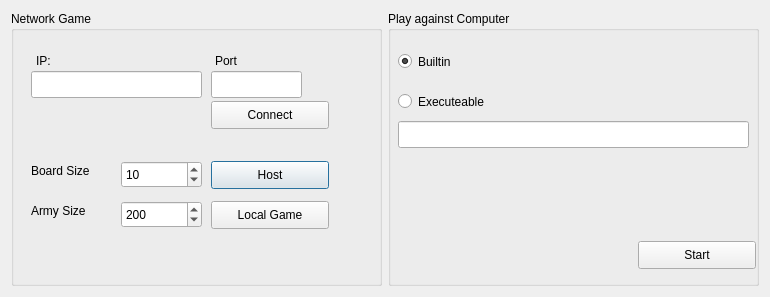
Qt form Cpp.BoardGame/gui/src/ui/NewGameDialog.ui (okard/depot) before a commit.
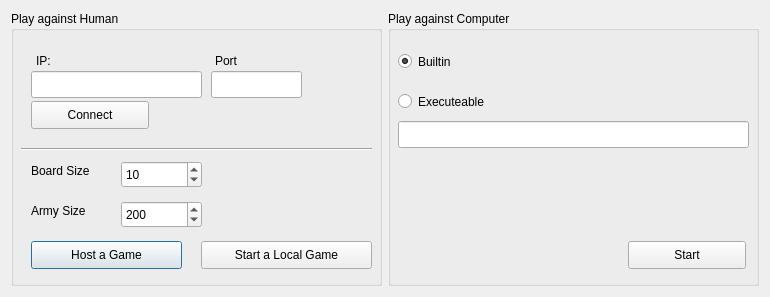
The same form after that commit.

What changed in the file:
```diff
--- a/Cpp.BoardGame/gui/src/ui/NewGameDialog.ui
+++ b/Cpp.BoardGame/gui/src/ui/NewGameDialog.ui
@@ -20,7 +20,7 @@
    <item>
     <widget class="QGroupBox" name="groupBox">
      <property name="title">
-      <string>Network Game</string>
+      <string>Play against Human</string>
      </property>
      <property name="flat">
       <bool>false</bool>
@@ -31,20 +31,20 @@
      <widget class="QPushButton" name="btnHost">
       <property name="geometry">
        <rect>
-        <x>200</x>
-        <y>150</y>
-        <width>118</width>
+        <x>20</x>
+        <y>230</y>
+        <width>151</width>
         <height>28</height>
        </rect>
       </property>
       <property name="text">
-       <string>Host</string>
+       <string>Host a Game</string>
       </property>
      </widget>
      <widget class="QPushButton" name="btnConnect">
       <property name="geometry">
        <rect>
-        <x>200</x>
+        <x>20</x>
         <y>90</y>
         <width>118</width>
         <height>28</height>
@@ -167,14 +167,27 @@
      <widget class="QPushButton" name="btnLocalGame">
       <property name="geometry">
        <rect>
-        <x>200</x>
-        <y>190</y>
-        <width>118</width>
+        <x>190</x>
+        <y>230</y>
+        <width>171</width>
         <height>28</height>
        </rect>
       </property>
       <property name="text">
-       <string>Local Game</string>
+       <string>Start a Local Game</string>
+      </property>
+     </widget>
+     <widget class="Line" name="line">
+      <property name="geometry">
+       <rect>
+        <x>10</x>
+        <y>130</y>
+        <width>351</width>
+        <height>16</height>
+       </rect>
+      </property>
+      <property name="orientation">
+       <enum>Qt::Horizontal</enum>
       </property>
      </widget>
     </widget>
@@ -187,7 +200,7 @@
      <widget class="QPushButton" name="btnStartAIGame">
       <property name="geometry">
        <rect>
-        <x>250</x>
+        <x>240</x>
         <y>230</y>
         <width>118</width>
         <height>28</height>
```
